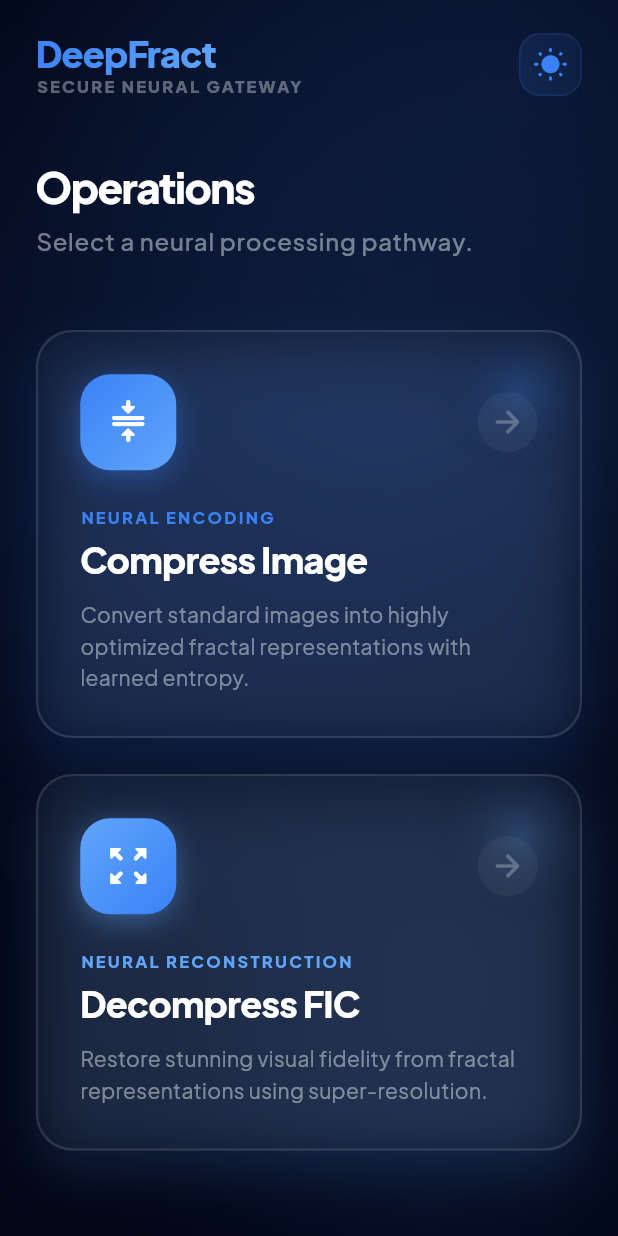
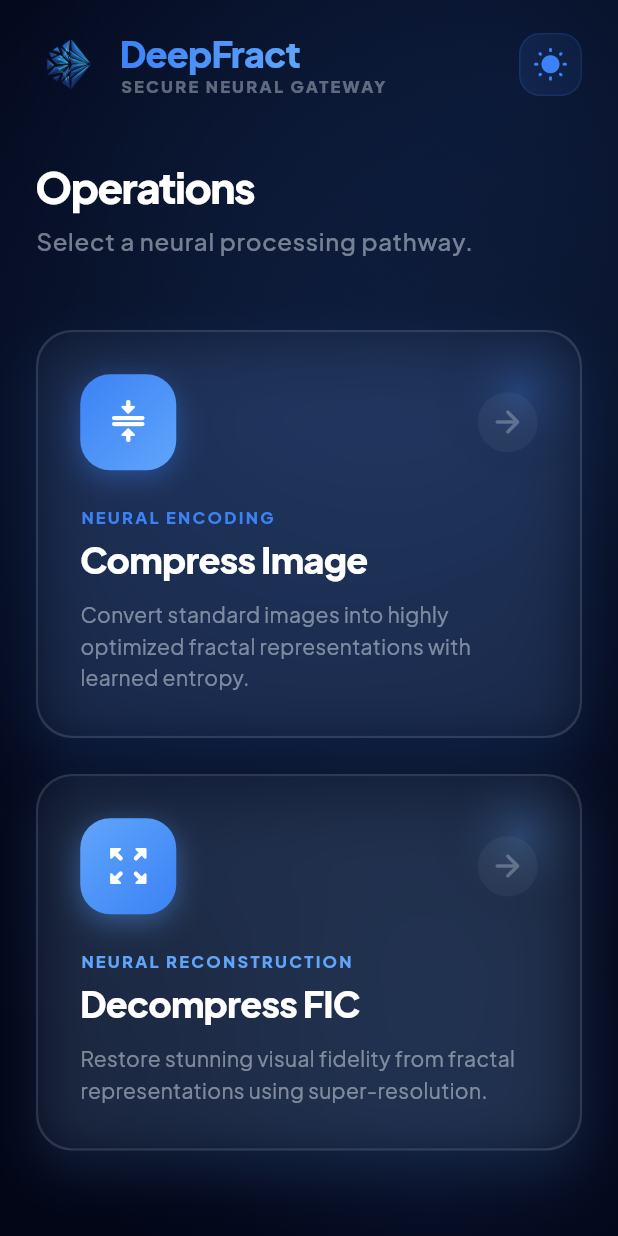
Before and after one commit to tony-saleeb/fractal-image-compression, a Flutter app: the _MobileHomeScreen screen opened directly, on a phone screen of 412 x 824 dp. Run offline on Flutter 3.47's test engine with Material 3 defaults, Android fonts, the phone set to English and light mode, and no system bars; our stand-ins replace cloud_firestore, file_picker, firebase_auth, firebase_core, google_fonts, google_sign_in and 4 more; accounts and stored records are empty.

Commit message:
style: Restore logo without the circle container

```diff
--- a/frontend/lib/screens/home_screen.dart
+++ b/frontend/lib/screens/home_screen.dart
@@ -295,6 +295,13 @@ class _MobileHomeScreenState extends State<_MobileHomeScreen> {
                     children: [
                       Row(
                         children: [
+                          Image.asset(
+                            'assets/images/logo.png',
+                            width: 44,
+                            height: 44,
+                            fit: BoxFit.contain,
+                          ),
+                          const SizedBox(width: 12),
                           Column(
                             crossAxisAlignment: CrossAxisAlignment.start,
                             children: [
```
